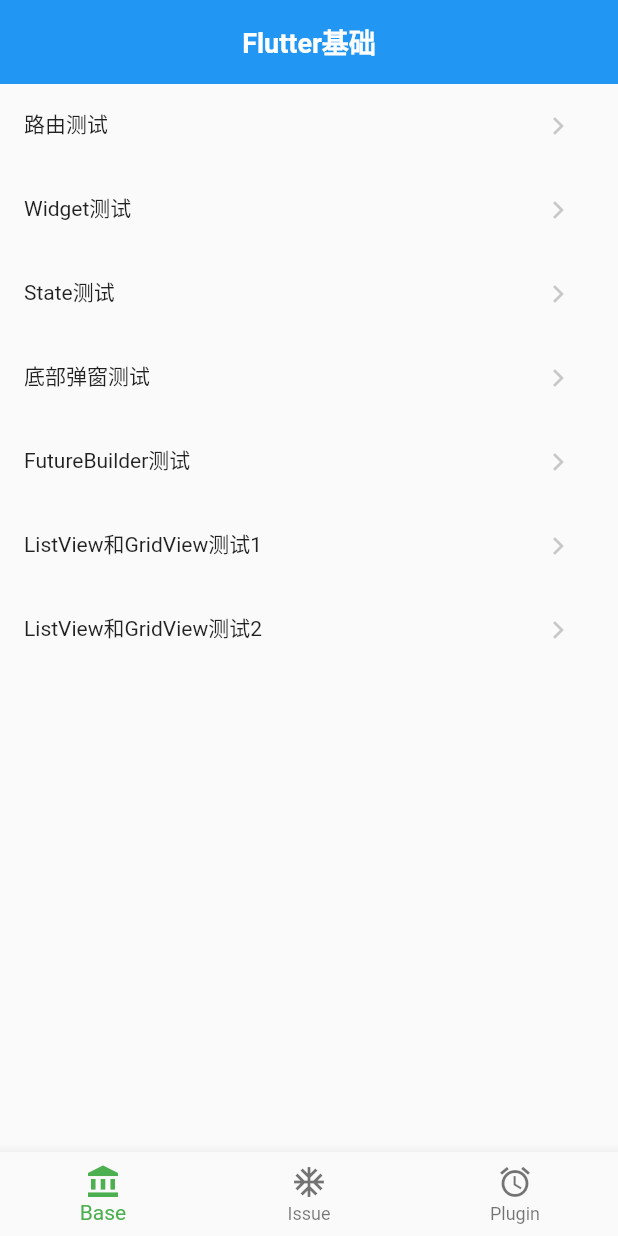
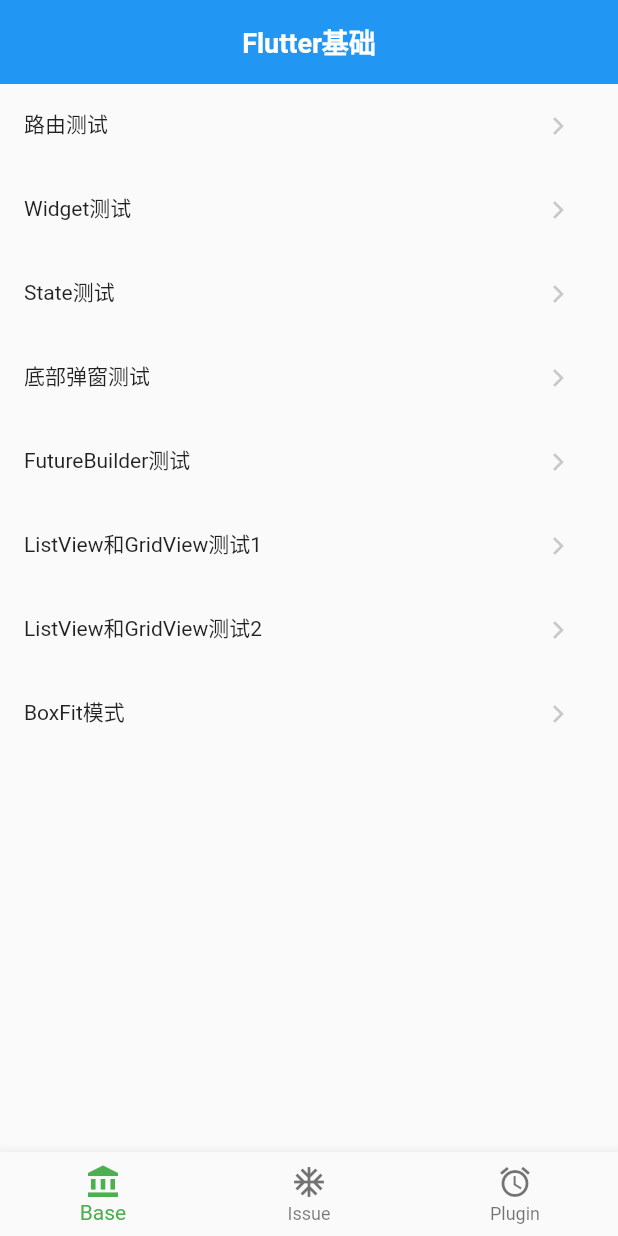
Before and after one commit to FlyNothing/flutter_demo, a Flutter app: the screen it shows after launch, on a phone screen of 412 x 824 dp. Run offline on Flutter 3.47's test engine with Material 2 defaults, Android fonts, the phone set to English and light mode, and no system bars; our stand-ins replace cached_network_image, date_format, dio, easy_refresh, flutter_easyloading, flutter_screenutil and 3 more.

Commit message:
[A] - BoxFit码表

```diff
--- a/lib/base/base_menu_config.dart
+++ b/lib/base/base_menu_config.dart
@@ -1,4 +1,5 @@
 import 'package:flutter/material.dart';
+import 'package:flutter_demo/base/enumpage/box_fit_page.dart';
 import 'package:flutter_demo/base/futuretimer/future_demo_page.dart';
 import 'package:flutter_demo/base/router/origin_demo_page.dart';
 import 'package:flutter_demo/base/widget/bottom_sheet_demo_page.dart';
@@ -15,6 +16,7 @@ List<BaseMenuVO> baseMenuList = [
   BaseMenuVO("FutureBuilder测试", const FutureDemoPage()),
   BaseMenuVO("ListView和GridView测试1", const ListviewGridviewDemo1Page()),
   BaseMenuVO("ListView和GridView测试2", const ListviewGridviewDemo2Page()),
+  BaseMenuVO("BoxFit模式", const BoxFitPage()),
 ];
 
 class BaseMenuVO {
--- /dev/null
+++ b/lib/base/enumpage/box_fit_page.dart
@@ -0,0 +1,79 @@
+import 'package:flutter/material.dart';
+import 'package:flutter_demo/common/util/global_widget.dart';
+import 'package:flutter_demo/common/util/text_style.dart';
+import 'package:flutter_screenutil/flutter_screenutil.dart';
+
+class BoxFitPage extends StatelessWidget {
+  const BoxFitPage({super.key});
+  static final Color _color = Colors.black.withOpacity(0.7);
+
+  @override
+  Widget build(BuildContext context) {
+    return Scaffold(
+      appBar: appBarStandard(title: 'BoxFit模式'),
+      body: _getBody(context),
+    );
+  }
+
+  Widget _getBody(BuildContext context) {
+    List<Widget> images = genImageList();
+    return GridView.count(crossAxisCount: 1, children: images);
+  }
+
+  List<Widget> genImageList() {
+    return [
+      getImage("assets/images/image1.jpg"),
+      getImage("assets/images/image1_vertical.jpg"),
+      getImage("assets/images/image2.jpg"),
+      getImage("assets/images/image2_vertical.jpg"),
+      Divider(color: _color, thickness: 1),
+      getImage("assets/images/image1.jpg", fit: BoxFit.contain),
+      getImage("assets/images/image1_vertical.jpg", fit: BoxFit.contain),
+      getImage("assets/images/image2.jpg", fit: BoxFit.contain),
+      getImage("assets/images/image2_vertical.jpg", fit: BoxFit.contain),
+      Divider(color: _color, thickness: 1),
+      getImage("assets/images/image1.jpg", fit: BoxFit.cover),
+      getImage("assets/images/image1_vertical.jpg", fit: BoxFit.cover),
+      getImage("assets/images/image2.jpg", fit: BoxFit.cover),
+      getImage("assets/images/image2_vertical.jpg", fit: BoxFit.cover),
+      Divider(color: _color, thickness: 1),
+      getImage("assets/images/image1.jpg", fit: BoxFit.fill),
+      getImage("assets/images/image1_vertical.jpg", fit: BoxFit.fill),
+      getImage("assets/images/image2.jpg", fit: BoxFit.fill),
+      getImage("assets/images/image2_vertical.jpg", fit: BoxFit.fill),
+      Divider(color: _color, thickness: 1),
+      getImage("assets/images/image1.jpg", fit: BoxFit.fitHeight),
+      getImage("assets/images/image1_vertical.jpg", fit: BoxFit.fitHeight),
+      getImage("assets/images/image2.jpg", fit: BoxFit.fitHeight),
+      getImage("assets/images/image2_vertical.jpg", fit: BoxFit.fitHeight),
+      Divider(color: _color, thickness: 1),
+      getImage("assets/images/image1.jpg", fit: BoxFit.fitWidth),
+      getImage("assets/images/image1_vertical.jpg", fit: BoxFit.fitWidth),
+      getImage("assets/images/image2.jpg", fit: BoxFit.fitWidth),
+      getImage("assets/images/image2_vertical.jpg", fit: BoxFit.fitWidth),
+      Divider(color: _color, thickness: 1),
+      getImage("assets/images/image1.jpg", fit: BoxFit.none),
+      getImage("assets/images/image1_vertical.jpg", fit: BoxFit.none),
+      getImage("assets/images/image2.jpg", fit: BoxFit.none),
+      getImage("assets/images/image2_vertical.jpg", fit: BoxFit.none),
+      Divider(color: _color, thickness: 1),
+      getImage("assets/images/image1.jpg", fit: BoxFit.scaleDown),
+      getImage("assets/images/image1_vertical.jpg", fit: BoxFit.scaleDown),
+      getImage("assets/images/image2.jpg", fit: BoxFit.scaleDown),
+      getImage("assets/images/image2_vertical.jpg", fit: BoxFit.scaleDown),
+    ];
+  }
+
+  Container getImage(String image, {BoxFit? fit}) {
+    return Container(
+        margin: EdgeInsets.all(20.w),
+        decoration: BoxDecoration(
+          border: Border.all(width: 1, color: _color),
+          image: DecorationImage(image: AssetImage(image), fit: fit),
+        ),
+        child: Align(
+          alignment: Alignment.topCenter,
+          child: Text(fit == null ? "Origin" : fit.toString(), style: TextStyleUtil.size16W600(color: _color)),
+        ));
+  }
+}
```
Also changed, not shown: assets/images/image1.jpg (added), assets/images/image1_vertical.jpg (added), assets/images/image2.jpg (added), assets/images/image2_vertical.jpg (added).
